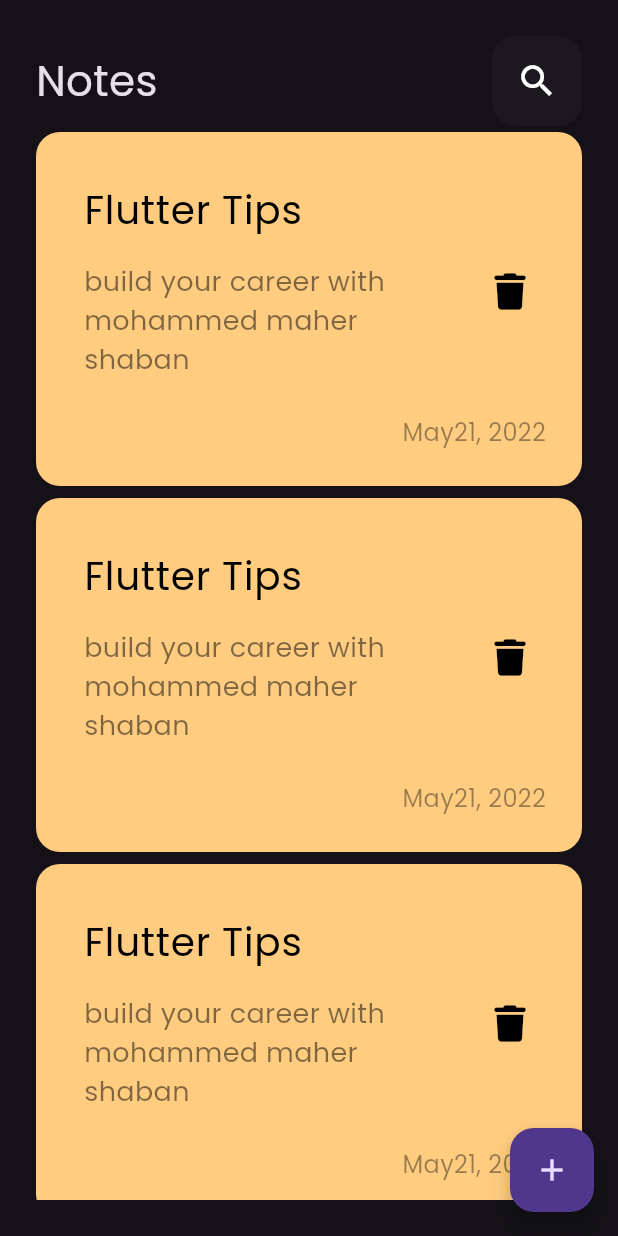
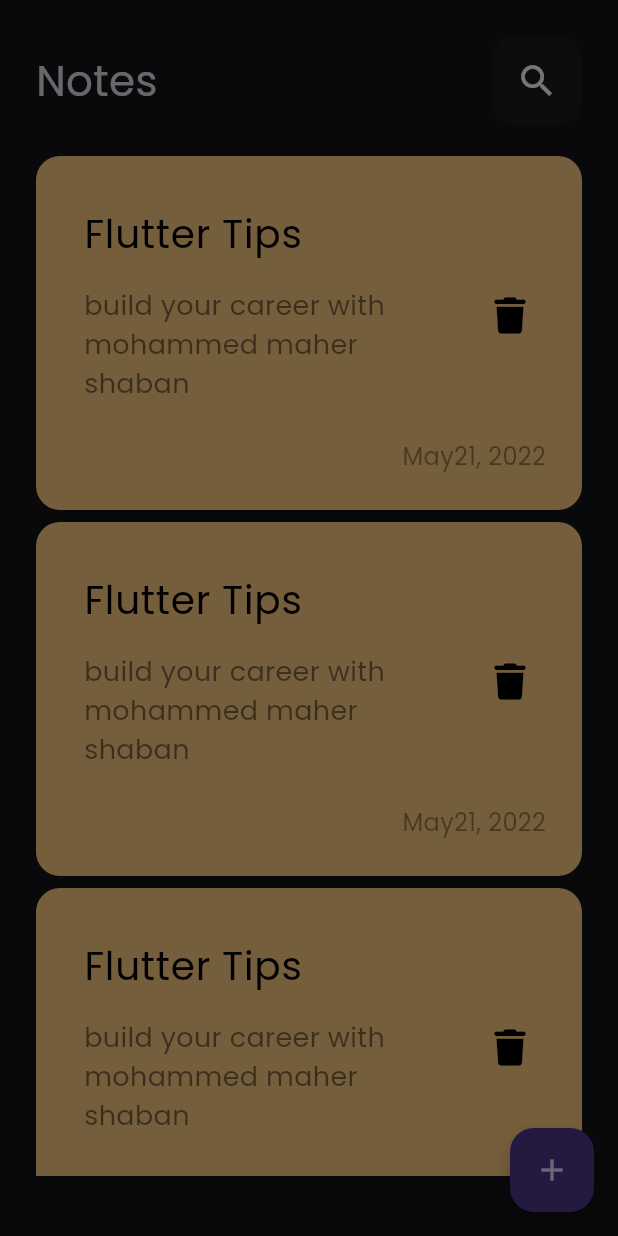
Before and after one commit to mohammedmaher3333333/notes_app, a Flutter app: the screen it shows after launch, after a tap on the "add" icon, on a phone screen of 412 x 824 dp. Run offline on Flutter 3.47's test engine with Material 3 defaults, Android fonts, the phone set to English and light mode, and no system bars; our stand-ins replace font_awesome_flutter.

Commit message:
show model bottom sheet

```diff
--- a/lib/views/notes_view.dart
+++ b/lib/views/notes_view.dart
@@ -1,4 +1,5 @@
 import 'package:flutter/material.dart';
+import 'package:notes_app/views/widgets/add_note_bottom_sheet.dart';
 import 'package:notes_app/views/widgets/notes_view_body.dart';
 
 class NotesView extends StatelessWidget {
@@ -9,7 +10,12 @@ class NotesView extends StatelessWidget {
     return Scaffold(
       body: const NotesViewBody(),
       floatingActionButton: FloatingActionButton(
-        onPressed: () {},
+        onPressed: () {
+          showModalBottomSheet(
+            context: context,
+            builder: (context) => const AddNoteBottomSheet(),
+          );
+        },
         child: const Icon(Icons.add),
       ),
     );
--- /dev/null
+++ b/lib/views/widgets/add_note_bottom_sheet.dart
@@ -0,0 +1,12 @@
+import 'package:flutter/material.dart';
+
+class AddNoteBottomSheet extends StatelessWidget {
+  const AddNoteBottomSheet({super.key});
+
+  @override
+  Widget build(BuildContext context) {
+    return const Column(
+      children: [],
+    );
+  }
+}
--- a/lib/views/widgets/notes_list_view.dart
+++ b/lib/views/widgets/notes_list_view.dart
@@ -7,11 +7,15 @@ class NotesListView extends StatelessWidget {
   @override
   Widget build(BuildContext context) {
     return Expanded(
-      child: ListView.builder(
-        itemCount: 4,
-        itemBuilder: (context, index) => const Padding(
-          padding: EdgeInsets.symmetric(vertical: 4.0),
-          child: NoteItem(),
+      child: Padding(
+        padding: const EdgeInsets.symmetric(vertical: 16.0),
+        child: ListView.builder(
+          padding: EdgeInsets.zero,
+          itemCount: 4,
+          itemBuilder: (context, index) => const Padding(
+            padding: EdgeInsets.symmetric(vertical: 4.0),
+            child: NoteItem(),
+          ),
         ),
       ),
     );
```
